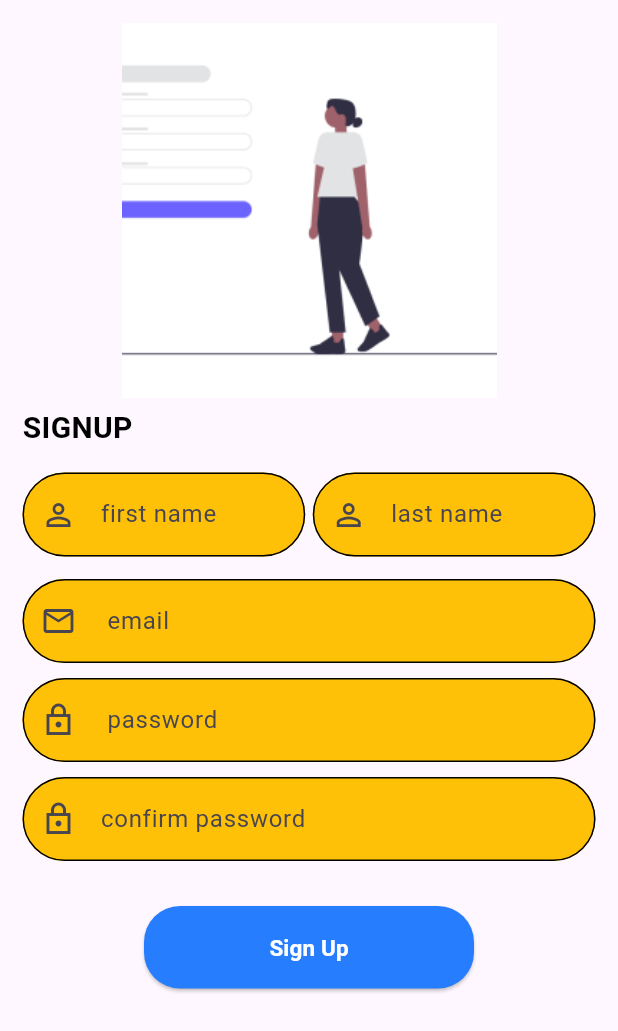
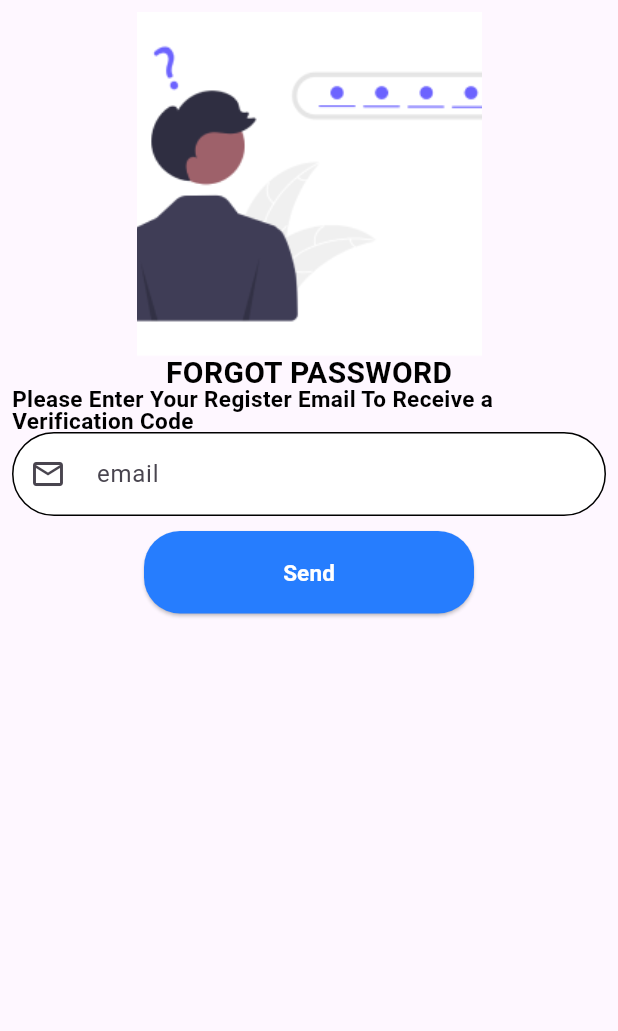
Before and after one commit to mo3tazamer/doctor_appointment, a Flutter app: the screen it shows after launch, on a phone screen of 412 x 824 dp. Shown: the top 1031 px of the screen. Run offline on Flutter 3.47's test engine with Material 3 defaults, Android fonts, the phone set to English and light mode, and no system bars; our stand-ins replace flutter_otp_text_field; Roboto replaces fonts that are missing (Poppins, inter).

Commit message:
Initial commit

```diff
--- /dev/null
+++ b/lib/core/routes/routes.dart
@@ -0,0 +1,35 @@
+import 'package:doctor_appointment/presintion_layer/screens/register_screen.dart';
+import 'package:flutter/material.dart';
+
+import '../../presintion_layer/screens/forgot_password.dart';
+import '../../presintion_layer/screens/log_in_screen.dart';
+import '../../presintion_layer/screens/splash_screen.dart';
+
+class AppRoute {
+  static const String splash = '/';
+  static const String login = '/login';
+  static const String register = '/register';
+  static const String forgotPassword = '/forgotPassword';
+}
+
+class RouteGenerator {
+  static Route<dynamic> generateRoute(RouteSettings settings) {
+    switch (settings.name) {
+      case AppRoute.splash:
+        return MaterialPageRoute(builder: (context) => const IntroScreen());
+      case AppRoute.login:
+        return MaterialPageRoute(builder: (context) => const LogInScreen());
+      case AppRoute.register:
+        return MaterialPageRoute(builder: (context) => const RegisterScreen());
+
+      case AppRoute.forgotPassword:
+        return MaterialPageRoute(
+            builder: (context) => const ForgotPasswordScreen());
+      default:
+        return MaterialPageRoute(
+            builder: (context) => const Scaffold(
+                  body: Center(child: Text('no route defined')),
+                ));
+    }
+  }
+}
--- a/lib/main.dart
+++ b/lib/main.dart
@@ -1,8 +1,11 @@
 
+import 'package:doctor_appointment/presintion_layer/screens/forgot_password.dart';
 import 'package:doctor_appointment/presintion_layer/screens/log_in_screen.dart';
 import 'package:doctor_appointment/presintion_layer/screens/register_screen.dart';
 
 import 'package:flutter/material.dart';
+
+import 'core/routes/routes.dart';
 
 void main() {
   runApp(const MyApp());
@@ -15,8 +18,9 @@ class MyApp extends StatelessWidget {
   @override
   Widget build(BuildContext context) {
     return const MaterialApp(
+      onGenerateRoute: RouteGenerator.generateRoute,
       debugShowCheckedModeBanner: false,
-      home: RegisterScreen(),
+      home: ForgotPasswordScreen(),
     );
   }
 }
--- /dev/null
+++ b/lib/presintion_layer/screens/forgot_password.dart
@@ -0,0 +1,54 @@
+import 'package:flutter/material.dart';
+
+import '../../core/color_manager.dart';
+import '../../core/text_style/textstyle_manager_inter.dart';
+import '../../core/text_style/textstyle_manager_poppins.dart';
+import '../widgets/my_Text_form_filed.dart';
+import '../widgets/my_botton.dart';
+
+class ForgotPasswordScreen extends StatelessWidget {
+  const ForgotPasswordScreen({super.key});
+
+  @override
+  Widget build(BuildContext context) {
+    return Scaffold(
+      body: Padding(
+        padding: const EdgeInsets.all(8.0),
+        child: Column(
+          children: [
+            Image.asset(
+              'assets/images/Forgot_password.png',
+              fit: BoxFit.cover,
+              height: 230,
+              width: 230,
+            ),
+            Text(
+              'FORGOT PASSWORD',
+              style: getBoldStyleInter(fontSize: 20, color: ColorManager.black),
+            ),
+            Text(
+              'Please Enter Your Register Email To Receive a Verification Code',
+              style: getSemiBoldStylePoppins(
+                  fontSize: 15, color: ColorManager.black),
+            ),
+            MyTextFormFiled(
+                obscureText: false,
+                prefixIcon: Icons.email_outlined,
+                keyboardType: TextInputType.emailAddress,
+                labelText: ' email',
+                validator: (value) {
+                  if (value!.isEmpty) {
+                    return 'Please enter your email';
+                  }
+                  return null;
+                }),
+            const SizedBox(
+              height: 10,
+            ),
+            MyButton(text: 'Send', onPressed: () {}),
+          ],
+        ),
+      ),
+    );
+  }
+}
--- a/lib/presintion_layer/screens/log_in_screen.dart
+++ b/lib/presintion_layer/screens/log_in_screen.dart
@@ -3,6 +3,7 @@ import 'package:flutter/material.dart';
 
 import '../../core/color_manager.dart';
 import '../../core/font_manager.dart';
+import '../../core/routes/routes.dart';
 import '../../core/text_style/textstyle_manager_inter.dart';
 import '../../core/text_style/textstyle_manager_poppins.dart';
 import '../widgets/my_Text_form_filed.dart';
@@ -122,7 +123,9 @@ class LogInScreen extends StatelessWidget {
                         color: ColorManager.black, fontSize: FontSize.s15),
                   ),
                   TextButton(
-                      onPressed: () {},
+                      onPressed: () {
+                        Navigator.pushNamed(context, AppRoute.register);
+                      },
                       child: Text(
                         'Register now',
                         style: getBoldStylePoppins(
--- a/lib/presintion_layer/screens/splash_screen.dart
+++ b/lib/presintion_layer/screens/splash_screen.dart
@@ -3,6 +3,7 @@ import 'package:doctor_appointment/core/font_manager.dart';
 import 'package:flutter/material.dart';
 
 import '../../core/color_manager.dart';
+import '../../core/routes/routes.dart';
 import '../../core/text_style/textstyle_manager_inter.dart';
 
 class IntroScreen extends StatelessWidget {
@@ -92,7 +93,9 @@ class IntroScreen extends StatelessWidget {
                         backgroundColor: MaterialStateProperty.all<Color>(
                             ColorManager.yellow),
                       ),
-                      onPressed: () {},
+                      onPressed: () {
+                        Navigator.pushReplacementNamed(context, AppRoute.login);
+                      },
                       child: const Icon(
                         Icons.arrow_forward,
                         color: Colors.black,
--- a/pubspec.yaml
+++ b/pubspec.yaml
@@ -30,6 +30,7 @@ environment:
 dependencies:
   flutter:
     sdk: flutter
+  flutter_otp_text_field: ^1.1.0+2
 
 
   # The following adds the Cupertino Icons font to your application.
```
Also changed, not shown: lib/presintion_layer/screens/new_password.dart (added, +67 -0 lines), lib/presintion_layer/screens/otp_screen.dart (added, +70 -0 lines), assets/images/Forgot_password.png (added), assets/images/My_password.png (added), assets/images/otp.png (added), pubspec.lock.
